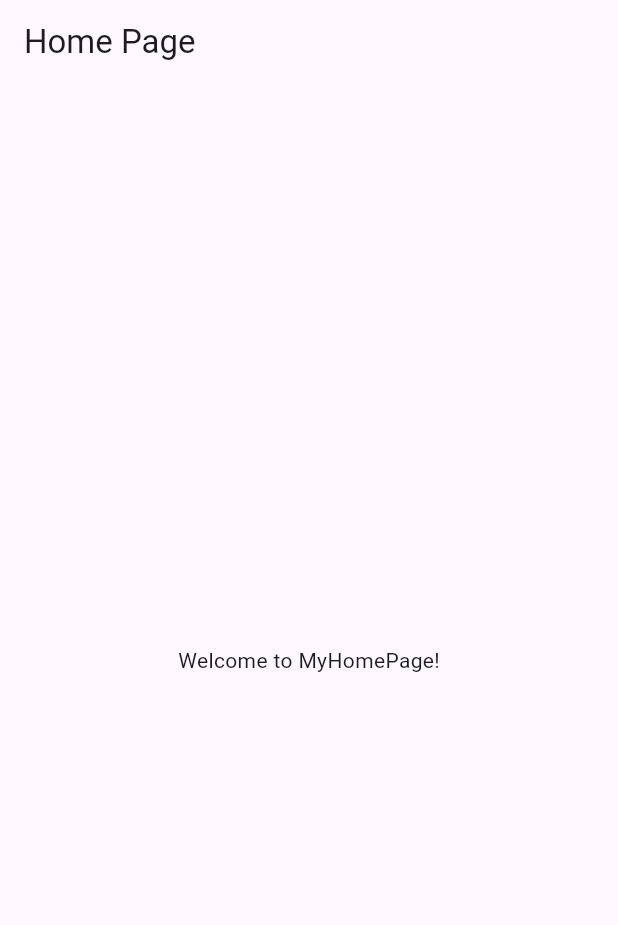
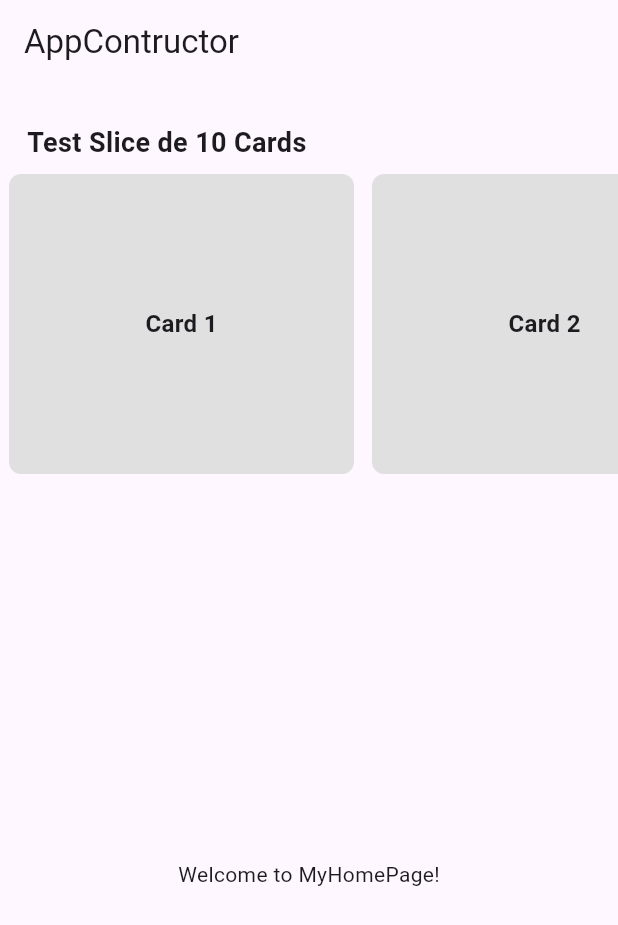
Before and after one commit to JuanPabloMorgade/AppContructor, a Flutter app: the screen it shows after launch, on a phone screen of 412 x 824 dp. Shown: the top 925 px of the screen. Run offline on Flutter 3.47's test engine with Material 3 defaults, Android fonts, the phone set to English and light mode, and no system bars.

Commit message:
APC-01 | Agregado de Slice

```diff
--- a/lib/main.dart
+++ b/lib/main.dart
@@ -1,5 +1,4 @@
 import 'package:flutter/material.dart';
-
 
 void main() {
   runApp(MyApp());
@@ -10,9 +9,7 @@ class MyApp extends StatelessWidget {
   Widget build(BuildContext context) {
     return MaterialApp(
       title: 'Flutter Demo',
-      theme: ThemeData(
-        primarySwatch: Colors.blue,
-      ),
+      theme: ThemeData(primarySwatch: Colors.blue),
       home: MyHomePage(),
     );
   }
@@ -22,11 +19,52 @@ class MyHomePage extends StatelessWidget {
   @override
   Widget build(BuildContext context) {
     return Scaffold(
-      appBar: AppBar(
-        title: Text('Home Page'),
-      ),
-      body: Center(
-        child: Text('Welcome to MyHomePage!'),
+      appBar: AppBar(title: Text('AppContructor')),
+      body: Column(
+        crossAxisAlignment: CrossAxisAlignment.start,
+        children: [
+          // Título encima del slice
+          Padding(
+            padding: const EdgeInsets.fromLTRB(18.0, 26.0, 18.0, 8.0),
+            child: Text(
+              'Test Slice de 10 Cards',
+              style: TextStyle(fontSize: 18, fontWeight: FontWeight.bold),
+            ),
+          ),
+
+          // Slice horizontal con tarjetas
+          Container(
+            margin: EdgeInsets.only(bottom: 26.0),
+            height: 200,
+            child: SingleChildScrollView(
+              scrollDirection: Axis.horizontal,
+              child: Row(
+                children: List.generate(10, (index) {
+                  return Container(
+                    width: 230,
+                    margin: EdgeInsets.symmetric(horizontal: 6.0),
+                    decoration: BoxDecoration(
+                      color: Colors.grey.shade300,
+                      borderRadius: BorderRadius.circular(8.0),
+                    ),
+                    child: Center(
+                      child: Text(
+                        'Card ${index + 1}',
+                        style: TextStyle(
+                          fontSize: 16,
+                          fontWeight: FontWeight.w600,
+                        ),
+                      ),
+                    ),
+                  );
+                }),
+              ),
+            ),
+          ),
+
+          // Texto centrado debajo
+          Expanded(child: Center(child: Text('Welcome to MyHomePage!'))),
+        ],
       ),
     );
   }
```
